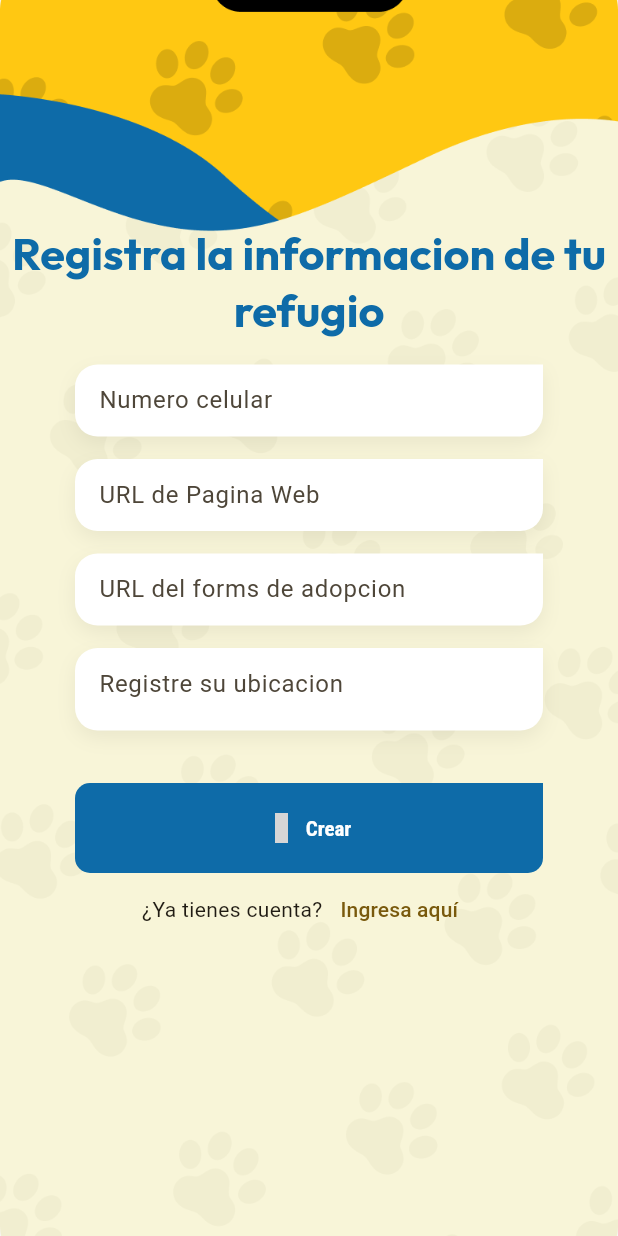
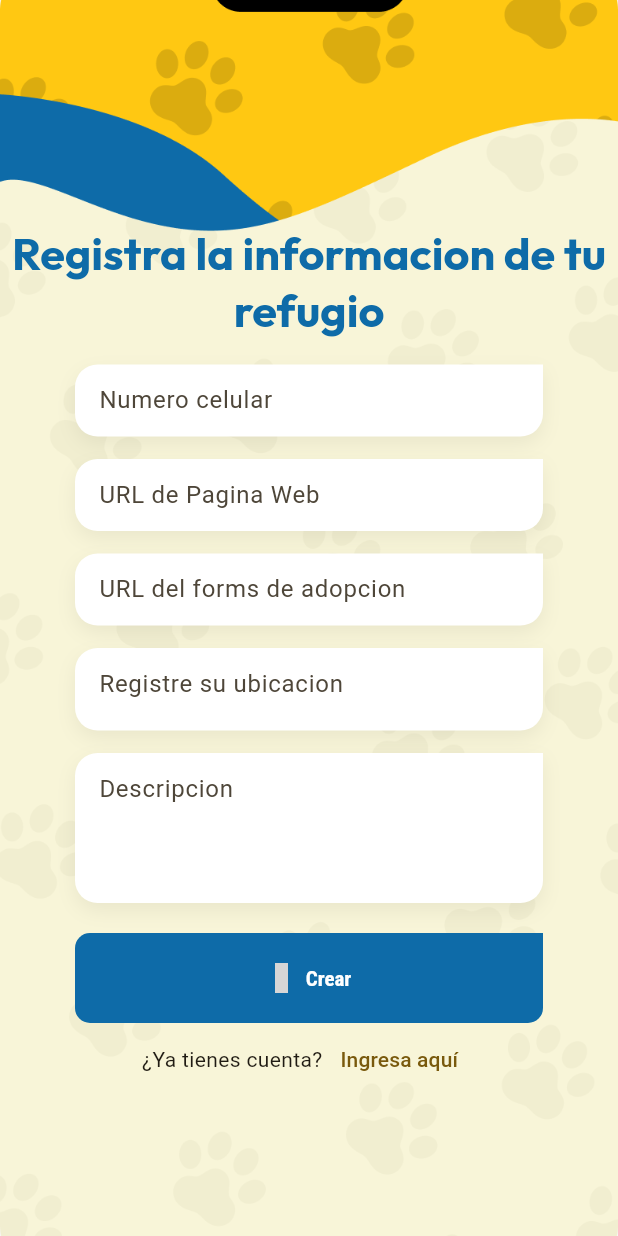
Before and after one commit to YazminMelgoza/PawtnerUp-Admin, a Flutter app: the RegisterData screen opened directly with empty values, after a tap on "Crear", on a phone screen of 412 x 824 dp. Run offline on Flutter 3.47's test engine with Material 3 defaults, Android fonts, the phone set to English and light mode, and no system bars; our stand-ins replace cached_network_image, carousel_slider, cloud_firestore, firebase_auth, firebase_core, firebase_storage and 12 more; missing offline and left inert: address_search_field, relative_time; accounts and stored records are empty; network calls fail; grey boxes are pictures that could not be loaded.

Commit message:
ya jala
cshi

```diff
--- a/lib/auth/screens/address_input.dart
+++ b/lib/auth/screens/address_input.dart
@@ -40,8 +40,8 @@ final routeProvider = ChangeNotifierProvider<RouteNotifier>((ref) => RouteNotifi
 */
 // Main widget for the example
 class Example extends StatefulWidget {
-  const Example({Key? key}) : super(key: key);
-
+  const Example({Key? key, required this.onAddressSelected}) : super(key: key);
+  final void Function(Address) onAddressSelected;
 
   @override
   State<Example> createState() => _ExampleState();
@@ -91,7 +91,9 @@ late final Address shelterLocation;
             builder: (BuildContext context) => AddressSearchDialog(
               geoMethods: geoMethods,
               controller: controllerv,
-              onDone: (Address address) => shelterAddress = address,
+              onDone: (Address address) {
+                widget.onAddressSelected(address); // Call the callback
+              },
             )
         ),
         style: const TextStyle(fontSize: 16, color: Colors.black54),
--- a/lib/auth/screens/register_data.dart
+++ b/lib/auth/screens/register_data.dart
@@ -6,6 +6,7 @@ import 'package:go_router/go_router.dart';
 import 'package:google_maps_flutter/google_maps_flutter.dart';
 import 'package:pawtnerup_admin/config/config.dart';
 import 'package:pawtnerup_admin/services/firebase_service.dart';
+import 'package:pawtnerup_admin/services/shelter_service.dart';
 import 'package:pawtnerup_admin/shared/shared.dart';
 import 'package:firebase_auth/firebase_auth.dart';
 import 'package:material_design_icons_flutter/material_design_icons_flutter.dart';
@@ -31,6 +32,8 @@ class RegisterData extends StatelessWidget {
 
   @override
   Widget build(BuildContext context) {
+
+
     return GestureDetector(
       onTap: () => FocusManager.instance.primaryFocus?.unfocus(),
       child: Scaffold(
@@ -112,11 +115,23 @@ class _RegisterForm extends StatefulWidget {
 class _RegisterFormState extends State<_RegisterForm> {
   final phone = TextEditingController();
   final website = TextEditingController();
+  final descripcion = TextEditingController();
   final adoptionFormURL = TextEditingController();
+  final formKey = GlobalKey<FormState>();
 
-  final formKey = GlobalKey<FormState>();
+  Address? selectedAddress; // Add this line
+  Coords? selectedCoords; // Add this line
+  late final String reference;
+
   @override
   Widget build(BuildContext context) {
+    final colors = Theme.of(context).colorScheme;
+
+    final border = OutlineInputBorder(
+        borderSide: const BorderSide(color: Colors.transparent),
+        borderRadius: BorderRadius.circular(40));
+
+    const borderRadius = Radius.circular(15);
     return Padding(
       padding: const EdgeInsets.symmetric(horizontal: 50),
       child: Column(
@@ -131,29 +146,76 @@ class _RegisterFormState extends State<_RegisterForm> {
           const SizedBox(height: 15),
           CustomTextFormField(
             label: 'URL de Pagina Web',
-            keyboardType: TextInputType.url,
+            keyboardType: TextInputType.text,
             controller: website,
           ),
           const SizedBox(height: 15),
           CustomTextFormField(
             label: 'URL del forms de adopcion',
-            keyboardType: TextInputType.url,
+            keyboardType: TextInputType.text,
             controller: adoptionFormURL,
           ),
           const SizedBox(height: 15),
-
-          const Column(
-          children: [
-            SizedBox(
-              height: 55, // Define a fixed height for the AddressInput
-              child: Example()
+          Column(
+            children: [
+              SizedBox(
+                height: 55,
+                child: Example(
+                  onAddressSelected: (Address address) {
+                    setState(() {
+                      selectedAddress = address;
+                      selectedCoords = GiveAddress(address);
+                      reference = address.reference!;
+                    });
+                  },
+                ),
               ),
-
-            SizedBox(height: 15), // Space after AddressInput
-          ],
-        ), // Add the address input widget here
+              const SizedBox(height: 15),
+      Container(
+        decoration: BoxDecoration(
+            color: Colors.white,
+            borderRadius: const BorderRadius.only(
+                topLeft: borderRadius,
+                bottomLeft: borderRadius,
+                bottomRight: borderRadius),
+            boxShadow: [
+              BoxShadow(
+                  color: Colors.black.withOpacity(0.06),
+                  blurRadius: 10,
+                  offset: const Offset(0, 5))
+            ]),
+        height: 100.0,
+        child: TextFormField(
+          controller: descripcion, // Utilizar controller
+          keyboardType: TextInputType.multiline, // Allow multiple lines
+          maxLines: null, // No limit on lines (optional)
+          style: const TextStyle(fontSize: 16, color: Colors.black54),
+          decoration: InputDecoration(
+            floatingLabelStyle: const TextStyle(
+              color: AppColor.yellow,
+              fontWeight: FontWeight.bold,
+              fontSize: 15,
+            ),
+            enabledBorder: border,
+            focusedBorder: border,
+            errorBorder: border.copyWith(
+                borderSide: BorderSide(color: Colors.red.shade800)),
+            focusedErrorBorder: border.copyWith(
+                borderSide: BorderSide(color: Colors.red.shade800)),
+            isDense: true,
+            hintText: "Descripcion",
+            focusColor: colors.primary,
+          ),
+        ),
+      )
+              /*if (selectedAddress != null) ...[
+                Text('Selected Address: ${selectedAddress!.toString()}'), // Update this line
+                if (selectedCoords != null)
+                  Text('Coordinates: ${selectedCoords!.latitude}, ${selectedCoords!.longitude}'),
+              ],*/
+            ],
+          ),
           const SizedBox(height: 20),
-          // Button to create user using email and password
           SizedBox(
             width: double.infinity,
             height: 60,
@@ -164,7 +226,12 @@ class _RegisterFormState extends State<_RegisterForm> {
               onPressed: () async {
                 if (!areFieldsValid()) return;
                 try {
-                  await UserService().createUser(
+                  await ShelterService().createUser(
+                    phone.text,
+                    reference,
+                    selectedCoords?.latitude,
+                    selectedCoords?.longitude,
+                    descripcion.text,
                     widget.username,
                     widget.email,
                     widget.password,
@@ -177,31 +244,6 @@ class _RegisterFormState extends State<_RegisterForm> {
               },
             ),
           ),
-          // Login with Google Button
-          /*
-          SizedBox(
-            width: double.infinity,
-            height: 60,
-            child: CustomFilledButton(
-              text: "Google",
-              buttonColor: AppColor.blue,
-              icon: MdiIcons.fromString("google"),
-              onPressed: () async {
-                try {
-                  await LoginGoogleUtils().signInWithGoogle();
-                  //if is there a currentUser signed, we will go to the root
-                  if (FirebaseAuth.instance.currentUser != null) {
-                    if (context.mounted) {
-                      context.go("/Root");
-                    }
-                  }
-                } catch (e) {
-                  debugPrint("$e");
-                }
-              },
-            ),
-          ),
-          */
           Row(
             mainAxisAlignment: MainAxisAlignment.center,
             children: [
@@ -228,3 +270,7 @@ class _RegisterFormState extends State<_RegisterForm> {
     return true;
   }
 }
+
+Coords? GiveAddress(Address shelterAddress) {
+  return shelterAddress.coords;
+}
--- a/lib/models/shelter_model.dart
+++ b/lib/models/shelter_model.dart
@@ -9,8 +9,8 @@ class ShelterModel {
   String description;
   String imageURL;
   String address;
-  double latitude;
-  double longitude;
+  double? latitude;
+  double? longitude;
   String? adoptionFormURL;
 
   ShelterModel({
```
Also changed, not shown: lib/main.dart (+7 -5 lines), lib/services/shelter_service.dart (+8 -8 lines).
